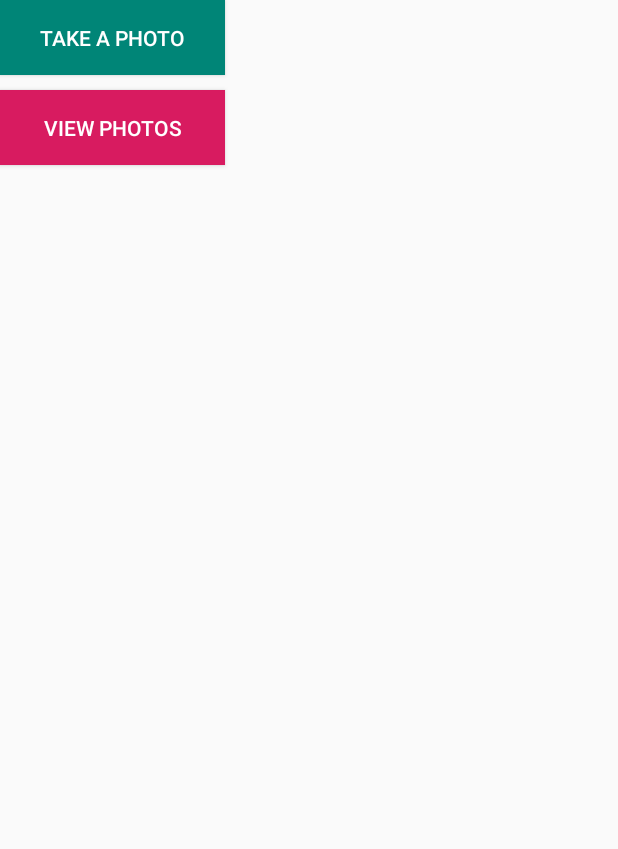
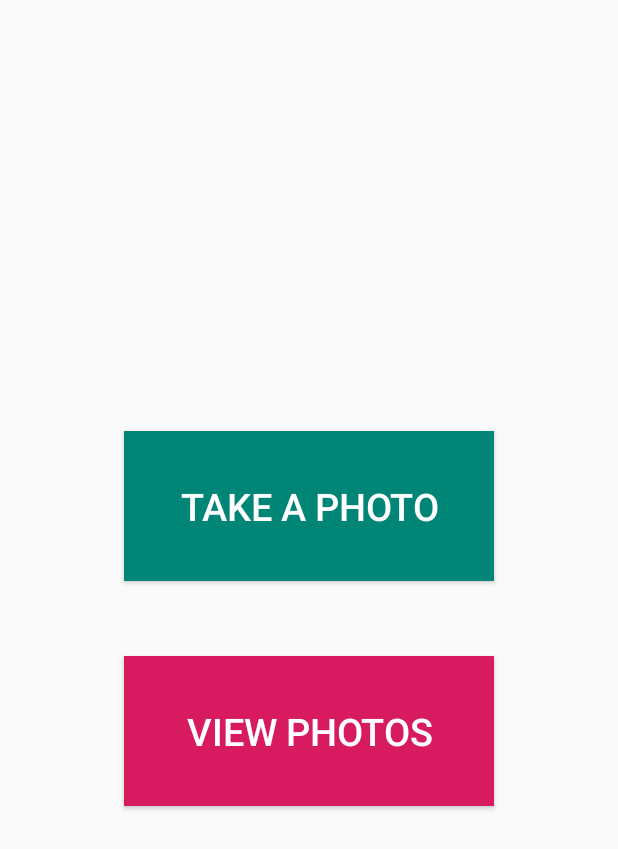
Before and after one commit to oneshot1900/MuLightDemo, an Android app: the screen it shows after launch (MainActivity), on a phone screen of 412 x 824 dp. Shown: the top 849 px of the screen. Run offline under Robolectric (Android 15) with nearby library versions, the phone set to English and light mode, and no system bars.

Commit message:
add a dialog for inputting the name optimize the layout fix check permission bug fix file permission bug ... version 1.0 complete

```diff
--- a/app/src/main/java/com/frank/mulight/demo/MainActivity.kt
+++ b/app/src/main/java/com/frank/mulight/demo/MainActivity.kt
@@ -1,33 +1,37 @@
 package com.frank.mulight.demo
 
+import android.Manifest.permission.*
 import android.content.Intent
 import android.os.Build
 import android.os.Bundle
 import android.view.View
 import androidx.appcompat.app.AppCompatActivity
-import android.Manifest.permission.CAMERA
-import android.Manifest.permission.WRITE_EXTERNAL_STORAGE
 import android.content.pm.PackageManager
-import android.graphics.BitmapFactory
-import android.net.Uri
 import android.os.Environment.DIRECTORY_PICTURES
 import android.provider.MediaStore
 import android.text.TextUtils
 import android.widget.Toast
+import androidx.core.content.FileProvider
 import com.frank.mulight.demo.database.ImageSqliteHelper
 import com.frank.mulight.demo.entity.Image
 import com.frank.mulight.demo.widget.EditDialog
 import java.io.File
 
-
+/**
+ * this activity provider two buttons.
+ * one is for taking photo,the other is for previewing photos
+ */
 class MainActivity : AppCompatActivity(), View.OnClickListener {
-    private val PERMISSIONS = Array(2) { WRITE_EXTERNAL_STORAGE;CAMERA }
+    private val PERMISSIONS = arrayOf(WRITE_EXTERNAL_STORAGE,CAMERA)
     private val REQUEST_PERMISSION_CODE = 0
     private val REQUEST_CAPTURE_CODE = 1
     private val TMP_IMAGE_NAME = "tmp"
     private lateinit var IMAGE_PATH: String
-    private lateinit var file: File
+    //after taking photo,this file will save image temporarily
+    private lateinit var tmpFile: File
+    //sqlite for save image entity
     private lateinit var sqliteHelper: ImageSqliteHelper
+    //dialog for input image name
     private lateinit var editDialog: EditDialog
 
     override fun onCreate(savedInstanceState: Bundle?) {
@@ -43,12 +47,12 @@ class MainActivity : AppCompatActivity(), View.OnClickListener {
     }
 
     private fun init() {
-        IMAGE_PATH = getExternalFilesDir(DIRECTORY_PICTURES).absolutePath.apply {
-            if (!endsWith(File.separator)) {
-                IMAGE_PATH += File.separator
-            }
+        IMAGE_PATH = getExternalFilesDir(DIRECTORY_PICTURES).absolutePath
+        if (!IMAGE_PATH.endsWith(File.separator)) {
+            IMAGE_PATH += File.separator
         }
-        file = File(IMAGE_PATH + TMP_IMAGE_NAME)
+
+        tmpFile = File(IMAGE_PATH + TMP_IMAGE_NAME)
         sqliteHelper = ImageSqliteHelper(this)
 
         editDialog = EditDialog(this).apply {
@@ -58,11 +62,13 @@ class MainActivity : AppCompatActivity(), View.OnClickListener {
                     Toast.makeText(this@MainActivity, "name is blank!", Toast.LENGTH_LONG).show()
                 } else {
                     dismiss()
+                    //if choose confirm,temp file will be renamed
                     saveImage(name!!)
                 }
             })
             setLeftClickListener(View.OnClickListener {
                 dismiss()
+                //if choose cancel,temp file will be deleted
                 deleteTmpImage()
             })
         }
@@ -83,8 +89,8 @@ class MainActivity : AppCompatActivity(), View.OnClickListener {
 
     override fun onActivityResult(requestCode: Int, resultCode: Int, data: Intent?) {
         if (requestCode == REQUEST_CAPTURE_CODE) {
-            if (file.exists()) {
-                editDialog.setImage(BitmapFactory.decodeFile(file.absolutePath)).show()
+            if (tmpFile.exists() && tmpFile.length() > 0) {
+                editDialog.setImageFile(tmpFile).show()
             } else {
                 Toast.makeText(this, "take photo failure", Toast.LENGTH_LONG).show()
             }
@@ -113,17 +119,31 @@ class MainActivity : AppCompatActivity(), View.OnClickListener {
         val intent = Intent().apply {
             action = MediaStore.ACTION_IMAGE_CAPTURE
             addCategory(Intent.CATEGORY_DEFAULT)
-            if (file.exists()) {
-                file.delete()
+
+            //tell system where the result will be saved
+            if (tmpFile.exists()) {
+                tmpFile.delete()
             }
-            intent.putExtra(MediaStore.EXTRA_OUTPUT, Uri.fromFile(file))
+            tmpFile.createNewFile()
+
+            addFlags(Intent.FLAG_GRANT_READ_URI_PERMISSION)
+            putExtra(
+                MediaStore.EXTRA_OUTPUT, FileProvider.getUriForFile(
+                    this@MainActivity,
+                    BuildConfig.APPLICATION_ID + ".fileProvider",
+                    tmpFile
+                )
+            )
         }
         startActivityForResult(intent, REQUEST_CAPTURE_CODE)
     }
 
+    /**
+     *  rename tmp file and save it,then insert image entity to db
+     */
     private fun saveImage(name: String) {
-        if (file.exists()) {
-            file.renameTo(File(IMAGE_PATH + name))
+        if (tmpFile.exists()) {
+            tmpFile.renameTo(File(IMAGE_PATH + name))
 
             val image = Image().apply {
                 this.name = name
@@ -137,14 +157,14 @@ class MainActivity : AppCompatActivity(), View.OnClickListener {
     }
 
     private fun deleteTmpImage() {
-        if (file.exists()) {
-            file.delete()
+        if (tmpFile.exists()) {
+            tmpFile.delete()
         }
     }
 
     private fun requestPermission() {
         if (Build.VERSION.SDK_INT >= Build.VERSION_CODES.M) {
-            requestPermissions(PERMISSIONS, REQUEST_CAPTURE_CODE)
+            requestPermissions(PERMISSIONS, REQUEST_PERMISSION_CODE)
         }
     }
 
--- a/app/src/main/java/com/frank/mulight/demo/entity/Image.kt
+++ b/app/src/main/java/com/frank/mulight/demo/entity/Image.kt
@@ -4,7 +4,10 @@ package com.frank.mulight.demo.entity
  * Created by heyunfei on 2019/6/28.
  */
 class Image {
+    //image name,created by user
     var name: String? = null
+    //creat time for image
     var timeStamp: Long = 0
+    //absolute path of the file of a image
     var path: String? = null
 }
--- a/app/src/main/java/com/frank/mulight/demo/widget/EditDialog.kt
+++ b/app/src/main/java/com/frank/mulight/demo/widget/EditDialog.kt
@@ -1,13 +1,18 @@
 package com.frank.mulight.demo.widget
 
+import android.app.Activity
 import android.app.Dialog
 import android.content.Context
-import android.graphics.Bitmap
+import android.graphics.BitmapFactory
+import android.util.DisplayMetrics
+import android.view.Gravity
 import android.view.View
+import android.view.WindowManager
 import android.widget.Button
 import android.widget.EditText
 import android.widget.ImageView
 import com.frank.mulight.demo.R
+import java.io.File
 
 
 class EditDialog(context: Context) : Dialog(context, R.style.Dialog) {
@@ -18,6 +23,19 @@ class EditDialog(context: Context) : Dialog(context, R.style.Dialog) {
 
     init {
         setContentView(R.layout.dialog_edit)
+        val attribute = WindowManager.LayoutParams().apply {
+            val outMetrics = DisplayMetrics()
+            (context as Activity).windowManager.defaultDisplay.getMetrics(outMetrics)
+            val widthPixels = outMetrics.widthPixels
+            val heightPixels = outMetrics.heightPixels
+
+            width = (0.7 * widthPixels).toInt()
+            height = (0.7 * heightPixels).toInt()
+
+            window.setGravity(Gravity.CENTER)
+        }
+        window.attributes = attribute
+
         et = findViewById(R.id.et)
         btnLeft = findViewById(R.id.btnLeft)
         btnRight = findViewById(R.id.btnRight)
@@ -32,7 +50,6 @@ class EditDialog(context: Context) : Dialog(context, R.style.Dialog) {
 
     override fun show() {
         et.setText("")
-        imageView.setImageResource(0)
         super.show()
     }
 
@@ -53,8 +70,8 @@ class EditDialog(context: Context) : Dialog(context, R.style.Dialog) {
         }
     }
 
-    fun setImage(bitmap: Bitmap):EditDialog{
-        imageView.setImageBitmap(bitmap)
+    fun setImageFile(file: File): EditDialog {
+        imageView.setImageBitmap(BitmapFactory.decodeFile(file.absolutePath))
         return this
     }
 }
--- a/app/src/main/res/layout/activity_main.xml
+++ b/app/src/main/res/layout/activity_main.xml
@@ -9,32 +9,33 @@
 
     <Button
             android:id="@+id/btnTakePhoto"
-            android:layout_width="150dp"
-            android:layout_height="50dp"
+            android:layout_width="0dp"
+            app:layout_constraintWidth_percent="0.6"
+            android:layout_height="100dp"
             android:text="Take a photo"
+            android:textSize="25sp"
             android:padding="10dp"
             android:background="@color/colorPrimary"
             android:textColor="@android:color/white"
-            app:layout_constraintBottom_toBottomOf="parent"
+            app:layout_constraintVertical_chainStyle="packed"
             app:layout_constraintLeft_toLeftOf="parent"
             app:layout_constraintRight_toRightOf="parent"
             app:layout_constraintTop_toTopOf="parent"
-            app:layout_constraintHorizontal_bias="0.0"
-            app:layout_constraintVertical_bias="0.0"/>
+            app:layout_constraintBottom_toTopOf="@id/btnView"/>
     <Button
-            android:layout_width="150dp"
-            android:layout_height="50dp"
+            android:layout_width="0dp"
+            app:layout_constraintWidth_percent="0.6"
+            android:layout_height="100dp"
             android:text="View photos"
+            android:textSize="25sp"
             android:padding="10dp"
+            android:layout_marginTop="50dp"
+            app:layout_constraintVertical_chainStyle="packed"
             android:background="@color/colorAccent"
             android:textColor="@android:color/white"
             android:id="@+id/btnView"
-            android:layout_marginTop="10dp"
             app:layout_constraintTop_toBottomOf="@+id/btnTakePhoto"
             app:layout_constraintStart_toStartOf="parent"
             app:layout_constraintEnd_toEndOf="parent"
-            app:layout_constraintBottom_toBottomOf="parent"
-            app:layout_constraintHorizontal_bias="0"
-            app:layout_constraintVertical_bias="0"/>
-
+            app:layout_constraintBottom_toBottomOf="parent"/>
 </androidx.constraintlayout.widget.ConstraintLayout>
--- a/app/src/main/res/values/colors.xml
+++ b/app/src/main/res/values/colors.xml
@@ -3,5 +3,5 @@
     <color name="colorPrimary">#008577</color>
     <color name="colorPrimaryDark">#00574B</color>
     <color name="colorAccent">#D81B60</color>
-    <color name="tipBgColor">#AE000000</color>
+    <color name="tipBgColor">#79000000</color>
 </resources>
--- a/app/src/main/res/values/styles.xml
+++ b/app/src/main/res/values/styles.xml
@@ -17,4 +17,9 @@
         <item name="android:backgroundDimAmount">0.5</item>
         <item name="android:backgroundDimEnabled">true</item>
     </style>
+    <style name="ImageTextView">
+        <item name="android:textColor">@android:color/white</item>
+        <item name="android:textSize">10sp</item>
+        <item name="android:background">@color/tipBgColor</item>
+    </style>
 </resources>
--- /dev/null
+++ b/app/src/main/res/xml/file_paths.xml
@@ -0,0 +1,6 @@
+<?xml version="1.0" encoding="utf-8"?>
+<resources>
+    <external-files-path
+            name="external-files-path"
+            path="."/>
+</resources>
```
Also changed, not shown: app/src/main/AndroidManifest.xml (+10 -0 lines), app/src/main/java/com/frank/mulight/demo/ImageListActivity.kt (+7 -3 lines), app/src/main/java/com/frank/mulight/demo/ImageViewActivity.kt (+8 -0 lines), app/src/main/res/layout/dialog_edit.xml (+7 -14 lines), app/src/main/res/layout/item_image.xml (+11 -26 lines).
